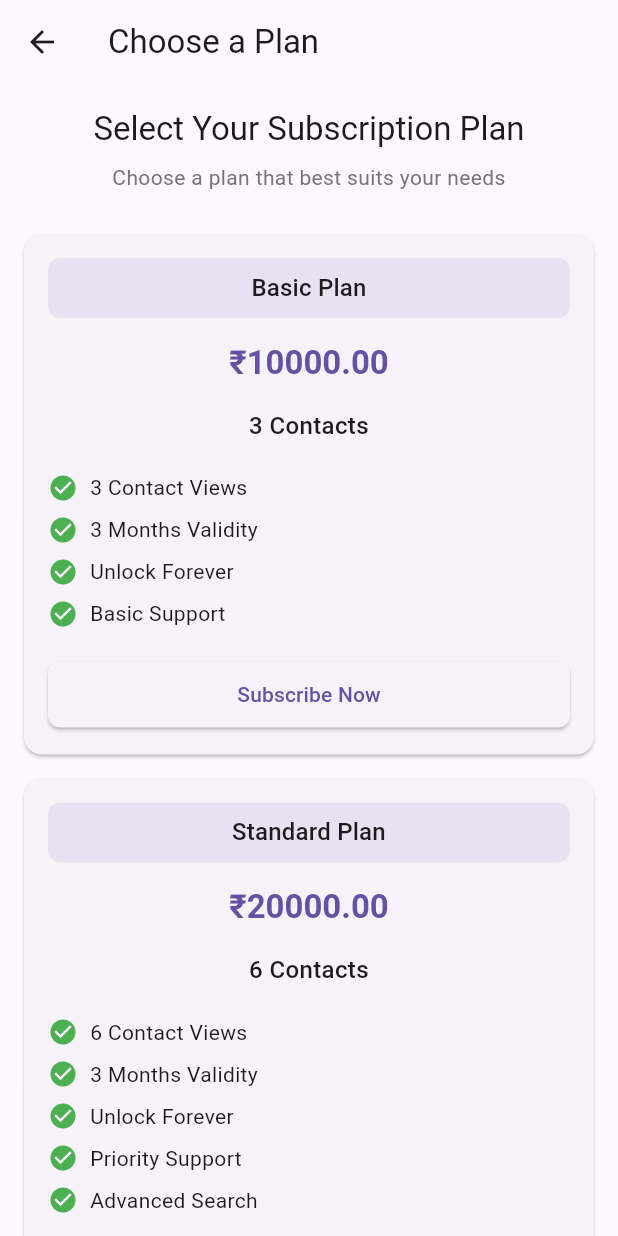
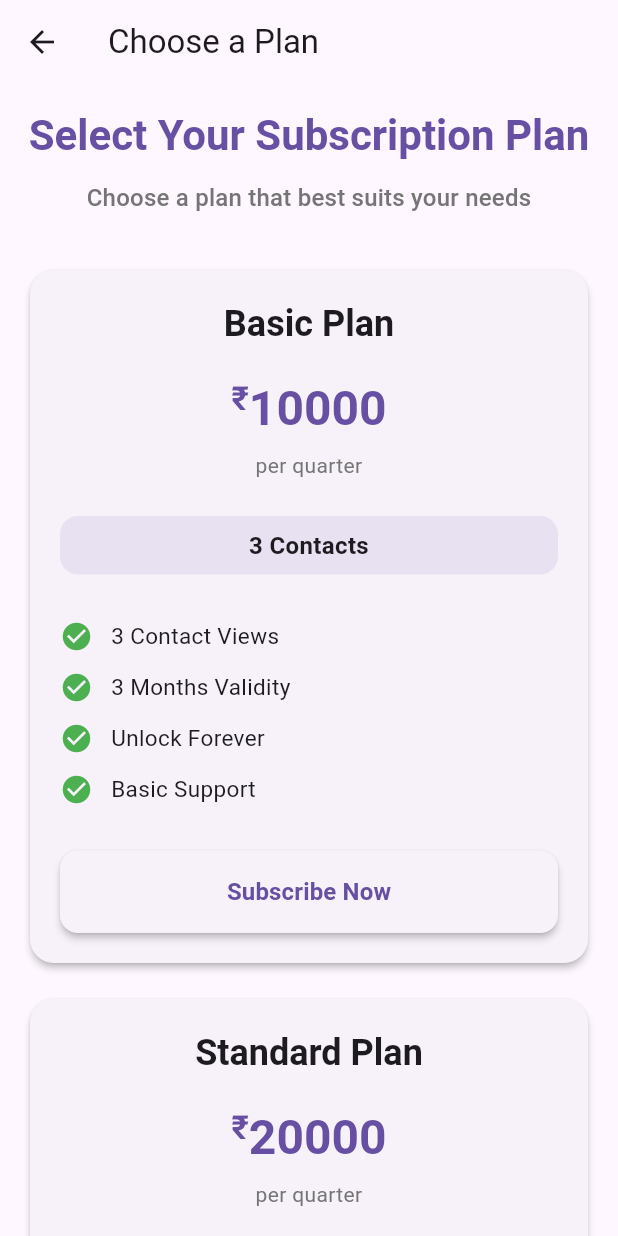
Before and after one commit to Profile-Hub/profile-fe, a Flutter app: the SubscriptionPlansScreen screen opened by its route, on a phone screen of 412 x 824 dp. Run offline on Flutter 3.47's test engine with Material 3 defaults, Android fonts, the light colour scheme and no system bars; our stand-ins replace file_picker, flutter_secure_storage, go_router, google_sign_in, image_picker, js and 2 more; missing offline and left inert: razorpay_flutter; accounts and stored records are empty; network calls fail.

Commit message:
update subscrption plan screen

```diff
--- a/profilefe/lib/screens/doner_screen.dart
+++ b/profilefe/lib/screens/doner_screen.dart
@@ -52,14 +52,15 @@ class _DonorListPageState extends State<DonorListPage> {
     if (confirm != true) return;
 
     try {
-      // Check subscription status
       final status = await _subscriptionService.checkSubscriptionStatus();
       if (status.subscription?.credit == null ||
-    status.subscription!.credit == 0 ||
-    status.subscription!.status == "expired" ||
-    status.subscription!.status == "canceled") {
-  GoRouter.of(context).push(Routes.subscriptionPlans);
-  return;
+      status.subscription!.credit == 0 ||
+      status.subscription!.status == "expired" ||
+      status.subscription!.status == "canceled" ||
+      status.message == "No subscription found for the user") {
+    GoRouter.of(context).push(Routes.subscriptionPlans);
+    return;
+
 }
       // Attempt to deduct credit
       final success = await _subscriptionService.deductCredit(donor.id);
--- a/profilefe/lib/screens/subscription_plans_screen.dart
+++ b/profilefe/lib/screens/subscription_plans_screen.dart
@@ -126,7 +126,7 @@ class _SubscriptionPlansScreenState extends State<SubscriptionPlansScreen> {
     SubscriptionPlan(
       id: 'basic',
       name: 'Basic Plan',
-      price: 1000000,
+      price: 10000,
       contacts: 3,
       features: [
         '3 Contact Views',
@@ -138,7 +138,7 @@ class _SubscriptionPlansScreenState extends State<SubscriptionPlansScreen> {
     SubscriptionPlan(
       id: 'standard',
       name: 'Standard Plan',
-      price: 2000000,
+      price: 20000,
       contacts: 6,
       features: [
         '6 Contact Views',
@@ -151,7 +151,7 @@ class _SubscriptionPlansScreenState extends State<SubscriptionPlansScreen> {
     SubscriptionPlan(
       id: 'premium',
       name: 'Premium Plan',
-      price: 5000000,
+      price: 50000,
       contacts: -1,
       features: [
         'Unlimited Contact Views',
@@ -256,18 +256,21 @@ class _SubscriptionPlansScreenState extends State<SubscriptionPlansScreen> {
               children: [
                 Text(
                   'Select Your Subscription Plan',
-                  style: Theme.of(context).textTheme.titleLarge,
+                  style: Theme.of(context).textTheme.headlineMedium?.copyWith(
+                    fontWeight: FontWeight.bold,
+                    color: Theme.of(context).primaryColor,
+                  ),
                   textAlign: TextAlign.center,
                 ),
-                const SizedBox(height: 8),
+                const SizedBox(height: 12),
                 Text(
                   'Choose a plan that best suits your needs',
-                  style: Theme.of(context).textTheme.bodyMedium?.copyWith(
+                  style: Theme.of(context).textTheme.titleMedium?.copyWith(
                     color: Colors.grey[600],
                   ),
                   textAlign: TextAlign.center,
                 ),
-                const SizedBox(height: 20),
+                const SizedBox(height: 24),
                 ...plans.map((plan) => _buildPlanCard(plan)).toList(),
               ],
             ),
@@ -284,74 +287,123 @@ class _SubscriptionPlansScreenState extends State<SubscriptionPlansScreen> {
     );
   }
 
-  // Build subscription plan card
   Widget _buildPlanCard(SubscriptionPlan plan) {
     final bool isPremium = plan.id == 'premium';
+    final theme = Theme.of(context);
 
     return material.Card(
-      margin: const EdgeInsets.symmetric(vertical: 8),
-      elevation: isPremium ? 4 : 1,
+      margin: const EdgeInsets.symmetric(vertical: 12, horizontal: 4),
+      elevation: isPremium ? 8 : 2,
+      shape: RoundedRectangleBorder(
+        borderRadius: BorderRadius.circular(16),
+        side: isPremium
+            ? BorderSide(color: theme.primaryColor, width: 2)
+            : BorderSide.none,
+      ),
       child: Container(
         decoration: isPremium ? BoxDecoration(
-          border: Border.all(
-            color: Theme.of(context).primaryColor,
-            width: 2,
+          gradient: LinearGradient(
+            begin: Alignment.topLeft,
+            end: Alignment.bottomRight,
+            colors: [
+              theme.primaryColor.withOpacity(0.05),
+              Colors.white,
+              theme.primaryColor.withOpacity(0.05),
+            ],
           ),
-          borderRadius: BorderRadius.circular(12),
+          borderRadius: BorderRadius.circular(16),
         ) : null,
         child: Padding(
-          padding: const EdgeInsets.all(16),
+          padding: const EdgeInsets.all(20),
           child: Column(
             crossAxisAlignment: CrossAxisAlignment.stretch,
             children: [
               if (isPremium) _buildPremiumBadge(),
-              Container(
-                padding: const EdgeInsets.symmetric(vertical: 8),
-                decoration: BoxDecoration(
-                  color: Theme.of(context).primaryColor.withOpacity(0.1),
-                  borderRadius: BorderRadius.circular(8),
-                ),
-                child: Text(
+              Text(
                 plan.name,
-                  style: Theme.of(context).textTheme.titleMedium,
-                  textAlign: TextAlign.center,
-                ),
-              ),
-              const SizedBox(height: 16),
-              Text(
-                plan.formattedPrice,
-                style: Theme.of(context).textTheme.titleLarge?.copyWith(
-                  color: Theme.of(context).primaryColor,
+                style: theme.textTheme.headlineSmall?.copyWith(
                   fontWeight: FontWeight.bold,
+                  color: isPremium ? theme.primaryColor : null,
                 ),
                 textAlign: TextAlign.center,
               ),
-              const SizedBox(height: 16),
+              const SizedBox(height: 20),
+              Row(
+                mainAxisAlignment: MainAxisAlignment.center,
+                crossAxisAlignment: CrossAxisAlignment.start,
+                children: [
                   Text(
+                    '₹',
+                    style: theme.textTheme.titleLarge?.copyWith(
+                      color: theme.primaryColor,
+                      fontWeight: FontWeight.bold,
+                    ),
+                  ),
+                  Text(
+                    plan.price.toStringAsFixed(0),
+                    style: theme.textTheme.headlineLarge?.copyWith(
+                      color: theme.primaryColor,
+                      fontWeight: FontWeight.bold,
+                    ),
+                  ),
+                ],
+              ),
+              const SizedBox(height: 8),
+              Text(
+                'per quarter',
+                style: theme.textTheme.bodyMedium?.copyWith(
+                  color: Colors.grey[600],
+                ),
+                textAlign: TextAlign.center,
+              ),
+              const SizedBox(height: 24),
+              Container(
+                padding: const EdgeInsets.symmetric(vertical: 8, horizontal: 16),
+                decoration: BoxDecoration(
+                  color: theme.primaryColor.withOpacity(0.1),
+                  borderRadius: BorderRadius.circular(12),
+                ),
+                child: Text(
                   plan.contacts == -1
                       ? 'Unlimited Contacts'
                       : '${plan.contacts} Contacts',
                   style: const TextStyle(
                     fontSize: 16,
-                  fontWeight: FontWeight.w500,
+                    fontWeight: FontWeight.w600,
                   ),
                   textAlign: TextAlign.center,
                 ),
-              const SizedBox(height: 16),
-              ...plan.features.map((feature) => _buildFeatureRow(feature)),
-              const SizedBox(height: 16),
+              ),
+              const SizedBox(height: 24),
+              ...plan.features.map((feature) => _buildFeatureRow(feature, isPremium)),
+              const SizedBox(height: 24),
               ElevatedButton(
                 onPressed: _isLoading ? null : () => _handleSubscription(plan),
                 style: ElevatedButton.styleFrom(
-                  padding: const EdgeInsets.symmetric(vertical: 12),
-                  backgroundColor: isPremium
-                      ? Theme.of(context).primaryColor
-                      : null,
+                  padding: const EdgeInsets.symmetric(vertical: 16),
+                  backgroundColor: isPremium ? theme.primaryColor : null,
+                  foregroundColor: isPremium ? Colors.white : null,
+                  elevation: isPremium ? 4 : 2,
                   shape: RoundedRectangleBorder(
-                    borderRadius: BorderRadius.circular(8),
+                    borderRadius: BorderRadius.circular(12),
                   ),
                 ),
-                child: const Text('Subscribe Now'),
+                child: Row(
+                  mainAxisAlignment: MainAxisAlignment.center,
+                  children: [
+                    Text(
+                      'Subscribe Now',
+                      style: TextStyle(
+                        fontSize: 16,
+                        fontWeight: FontWeight.bold,
+                      ),
+                    ),
+                    if (isPremium) ...[
+                      const SizedBox(width: 8),
+                      Icon(Icons.star, size: 20),
+                    ],
+                  ],
+                ),
               ),
             ],
           ),
@@ -360,40 +412,59 @@ class _SubscriptionPlansScreenState extends State<SubscriptionPlansScreen> {
     );
   }
 
-  // Build premium plan badge
   Widget _buildPremiumBadge() {
     return Container(
       margin: const EdgeInsets.only(bottom: 16),
-      padding: const EdgeInsets.symmetric(horizontal: 12, vertical: 4),
+      padding: const EdgeInsets.symmetric(horizontal: 16, vertical: 6),
       decoration: BoxDecoration(
         color: Theme.of(context).primaryColor,
-        borderRadius: BorderRadius.circular(16),
+        borderRadius: BorderRadius.circular(20),
+        boxShadow: [
+          BoxShadow(
+            color: Theme.of(context).primaryColor.withOpacity(0.3),
+            blurRadius: 8,
+            offset: const Offset(0, 2),
           ),
-      child: const Text(
+        ],
+      ),
+      child: Row(
+        mainAxisSize: MainAxisSize.min,
+        mainAxisAlignment: MainAxisAlignment.center,
+        children: const [
+          Icon(Icons.star, color: Colors.white, size: 16),
+          SizedBox(width: 4),
+          Text(
             'MOST POPULAR',
             style: TextStyle(
               color: Colors.white,
               fontSize: 12,
               fontWeight: FontWeight.bold,
+              letterSpacing: 1,
             ),
-        textAlign: TextAlign.center,
+          ),
+        ],
       ),
     );
   }
 
-  // Build feature row with checkmark
-  Widget _buildFeatureRow(String feature) {
+  Widget _buildFeatureRow(String feature, bool isPremium) {
     return Padding(
-      padding: const EdgeInsets.symmetric(vertical: 4),
+      padding: const EdgeInsets.symmetric(vertical: 6),
       child: Row(
         children: [
-          const Icon(Icons.check_circle,
-              color: Colors.green, size: 20),
-          const SizedBox(width: 8),
+          Icon(
+            Icons.check_circle,
+            color: isPremium ? Theme.of(context).primaryColor : Colors.green,
+            size: 22,
+          ),
+          const SizedBox(width: 12),
           Expanded(
             child: Text(
               feature,
-              style: const TextStyle(fontSize: 14),
+              style: TextStyle(
+                fontSize: 15,
+                fontWeight: isPremium ? FontWeight.w500 : FontWeight.normal,
+              ),
             ),
           ),
         ],
--- a/profilefe/lib/stripe_config.dart
+++ /dev/null
@@ -1,10 +0,0 @@
-class StripeConfig {
-  // Replace these with your actual values
-  static const String publishableKey = 'pk_test_51Qdzh4EPZxTVvNlw4fICNh7iQcKkHak4gy7G5HRwoGoCxXWhT1DdqpBuAVw3v91wy4fFwQEJR0MkjeEt5Pr1drUr008dVRs8p4';
-  static const String secretKey = 'sk_test_51Qdzh4EPZxTVvNlweMHvIc2SSf7L7Hl8hTpjLLaohRZauSlatkFoN1bDF9ZM53CaTeEhshMUQIlpIYGQbF7UfDUu00kB4ncZEt';
-  static const String currency = 'INR';
-
-
-  static const String merchantIdentifier = 'merchant.com.yourdomain.app';
-  static const String stripeAccountId = 'your_stripe_account_id';
-}
```
Lines whose indentation alone changed are shown as unchanged.
